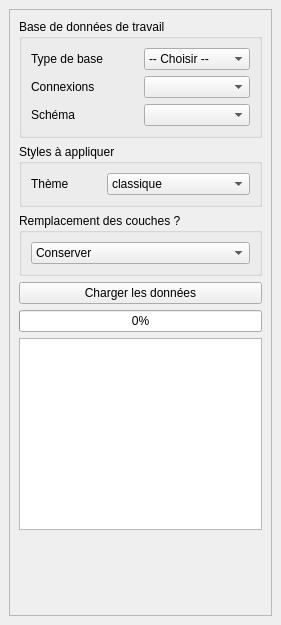
This is forms/cadastre_load_form.ui in 3liz/QgisCadastrePlugin as Qt 5 draws it before an edit. The edited form follows.
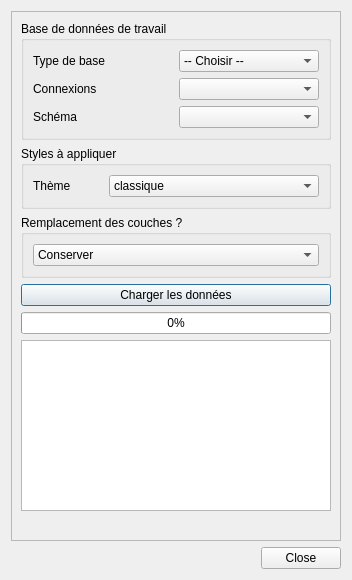
This is the edited form.

Commit message: Chargement - remplacement du panneau par une fenêtre

Patch:
```diff
--- a/forms/cadastre_load_form.ui
+++ b/forms/cadastre_load_form.ui
@@ -1,19 +1,18 @@
 <?xml version="1.0" encoding="UTF-8"?>
 <ui version="4.0">
  <class>cadastre_load_form</class>
- <widget class="QDockWidget" name="cadastre_load_form">
+ <widget class="QDialog" name="cadastre_load_form">
   <property name="geometry">
    <rect>
     <x>0</x>
     <y>0</y>
-    <width>281</width>
-    <height>625</height>
+    <width>352</width>
+    <height>580</height>
    </rect>
   </property>
   <property name="windowTitle">
    <string>Cadastre - Charger les données</string>
   </property>
-  <widget class="QWidget" name="dockWidgetContents">
    <layout class="QVBoxLayout" name="verticalLayout">
     <item>
      <widget class="QScrollArea" name="scrollArea_3">
@@ -25,11 +24,11 @@
         <rect>
          <x>0</x>
          <y>0</y>
-         <width>261</width>
-         <height>580</height>
-        </rect>
-       </property>
-       <layout class="QVBoxLayout" name="verticalLayout_13">
+        <width>332</width>
+        <height>527</height>
+       </rect>
+      </property>
+      <layout class="QVBoxLayout" name="verticalLayout_2">
         <item>
          <widget class="QGroupBox" name="groupBox">
           <property name="title">
@@ -192,9 +191,17 @@
       </widget>
      </widget>
     </item>
-   </layout>
-  </widget>
- </widget>
- <resources/>
+   <item>
+    <widget class="QDialogButtonBox" name="buttonBox">
+     <property name="standardButtons">
+      <set>QDialogButtonBox::Close</set>
+     </property>
+    </widget>
+   </item>
+  </layout>
+ </widget>
+ <resources>
+  <include location="resource.qrc"/>
+ </resources>
  <connections/>
 </ui>
```
Left out of the diff: 8 changed lines with no effect on the pictures. Lines whose indentation alone changed are shown as unchanged. The commit also changes 4 other files.
